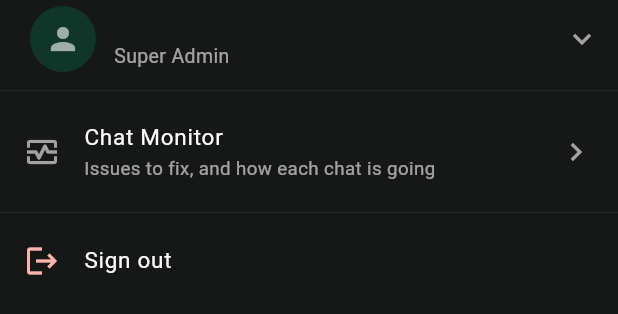
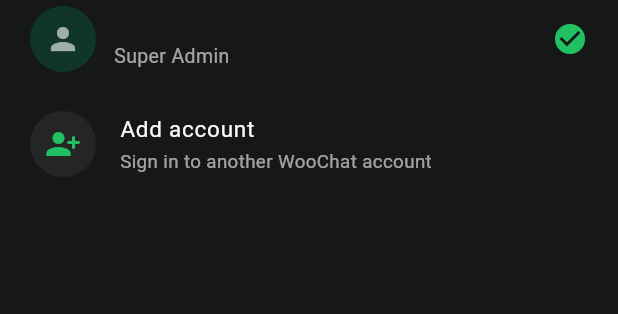
Before and after one commit to esoscalesoft2-source/woochat-app, a Flutter app: the _MoreSheet widget shown alone on an empty page, opened directly with empty values, on a phone screen of 412 x 824 dp. Shown: the top 314 px of the screen. Run offline on Flutter 3.47's test engine with Material 3 defaults, Android fonts, the phone set to English and light mode, and no system bars; our stand-ins replace connectivity_plus, cross_file, emoji_picker_flutter, file_picker, flutter_contacts, go_router and 7 more; missing offline and left inert: dart:js_interop, flutter_webrtc, pdfrx, record; accounts and stored records are empty; network calls fail.

Commit message:
Monitor tab beside Chats; More lists the accounts
Chat Monitor moves from the More sheet to its own tab, right beside
Chats. Both screens are kept while switching, the monitor built the
first time it is opened.

More now shows every account on this phone at once — the one in use
ticked — and Add account. Sign out is no longer there; it stays in
Settings.

Co-Authored-By: Claude Opus 5.5 <noreply@anthropic.com>

```diff
--- a/woochat_mobile/lib/src/features/shell/more_sheet.dart
+++ b/woochat_mobile/lib/src/features/shell/more_sheet.dart
@@ -6,17 +6,13 @@ import '../../state/session_controller.dart';
 import '../../state/session_scope.dart';
 import '../../theme/wa_colors.dart';
 import '../chat/widgets/confirm_dialog.dart';
-import '../monitor/chat_monitor_screen.dart';
 
-/// What the nav bar's More tab opens: who is signed in — tap it for every
-/// account on this phone, to switch or add one — Chat Monitor, and Sign out.
-///
-/// Sign out asks first — on a phone it is one thumb-slip from Contacts, and
-/// getting back in means the password again.
+/// What the nav bar's More tab opens: every account signed in on this phone
+/// — the one in use first, ticked; tap another to switch to it — and Add
+/// account. Signing the account in use out is in Settings.
 Future<void> showMoreSheet(
   BuildContext context, {
   required TenantContext tenantContext,
-  required Future<void> Function() onSignOut,
 }) {
   final session = SessionScope.of(context);
   return showModalBottomSheet<_After>(
@@ -30,8 +26,7 @@ Future<void> showMoreSheet(
     builder: (sheetContext) => _MoreSheet(
       session: session,
       tenantContext: tenantContext,
-      onSignOut: onSignOut,
-      // The page and the messages open over the shell, not the sheet.
+      // Messages show over the shell, not the sheet.
       shellContext: context,
     ),
   ).then((after) {
@@ -48,13 +43,11 @@ class _MoreSheet extends StatefulWidget {
   const _MoreSheet({
     required this.session,
     required this.tenantContext,
-    required this.onSignOut,
     required this.shellContext,
   });
 
   final SessionController session;
   final TenantContext tenantContext;
-  final Future<void> Function() onSignOut;
   final BuildContext shellContext;
 
   @override
@@ -62,9 +55,6 @@ class _MoreSheet extends StatefulWidget {
 }
 
 class _MoreSheetState extends State<_MoreSheet> {
-  /// The accounts list opens from the card, as in Gmail.
-  bool _accountsOpen = false;
-
   String get _me => widget.tenantContext.authUserId;
 
   List<SavedAccount> get _others =>
@@ -104,22 +94,6 @@ class _MoreSheetState extends State<_MoreSheet> {
     if (mounted) setState(() {});
   }
 
-  Future<void> _signOut() async {
-    final next = _others.firstOrNull;
-    final sure = await showConfirmDialog(
-      context,
-      title: 'Sign out?',
-      message: next == null
-          ? 'You will need your password to sign in again.'
-          : 'You will need your password to sign in again. '
-                '${next.email} takes over on this phone.',
-      confirmLabel: 'Sign out',
-    );
-    if (!sure || !mounted) return;
-    Navigator.of(context).pop();
-    await widget.onSignOut();
-  }
-
   @override
   Widget build(BuildContext context) {
     final others = _others;
@@ -134,9 +108,8 @@ class _MoreSheetState extends State<_MoreSheet> {
             mainAxisSize: MainAxisSize.min,
             crossAxisAlignment: CrossAxisAlignment.stretch,
             children: <Widget>[
-              InkWell(
+              KeyedSubtree(
                 key: const ValueKey<String>('more-account-card'),
-                onTap: () => setState(() => _accountsOpen = !_accountsOpen),
                 child: Padding(
                   padding: const EdgeInsets.fromLTRB(20, 4, 12, 12),
                   child: Row(
@@ -152,17 +125,14 @@ class _MoreSheetState extends State<_MoreSheet> {
                           bold: true,
                         ),
                       ),
-                      Icon(
-                        _accountsOpen
-                            ? Icons.keyboard_arrow_up
-                            : Icons.keyboard_arrow_down,
-                        color: Wa.icon,
+                      const Padding(
+                        padding: EdgeInsets.only(right: 8),
+                        child: Icon(Icons.check_circle, color: Wa.accent),
                       ),
                     ],
                   ),
                 ),
               ),
-              if (_accountsOpen) ...<Widget>[
               for (final account in others)
                 ListTile(
                   key: ValueKey<String>('more-account-${account.userId}'),
@@ -198,43 +168,6 @@ class _MoreSheetState extends State<_MoreSheet> {
                 onTap: _addAccount,
               ),
               const SizedBox(height: 4),
-              ],
-              const Divider(height: 1, color: Wa.divider),
-              ListTile(
-                key: const ValueKey<String>('more-chat-monitor'),
-                leading: const Icon(
-                  Icons.monitor_heart_outlined,
-                  color: Wa.icon,
-                ),
-                title: const Text(
-                  'Chat Monitor',
-                  style: TextStyle(color: Wa.title, fontSize: 15),
-                ),
-                subtitle: const Text(
-                  'Issues to fix, and how each chat is going',
-                  style: TextStyle(color: Wa.secondaryText, fontSize: 12.5),
-                ),
-                trailing: const Icon(Icons.chevron_right, color: Wa.icon),
-                onTap: () {
-                  // Close the sheet, then open the page over the shell.
-                  Navigator.of(context).pop();
-                  showChatMonitorScreen(
-                    widget.shellContext,
-                    tenantContext: widget.tenantContext,
-                  );
-                },
-              ),
-              const Divider(height: 1, color: Wa.divider),
-              ListTile(
-                key: const ValueKey<String>('more-sign-out'),
-                leading: const Icon(Icons.logout, color: Wa.error),
-                title: const Text(
-                  'Sign out',
-                  style: TextStyle(color: Wa.title, fontSize: 15),
-                ),
-                onTap: _signOut,
-              ),
-              const SizedBox(height: 8),
             ],
           ),
         ),
```
Also changed, not shown: woochat_mobile/lib/src/features/shell/home_nav_bar.dart (+30 -12 lines), woochat_mobile/lib/src/features/shell/home_shell.dart (+39 -10 lines), 2 other files. Lines whose indentation alone changed are shown as unchanged.
